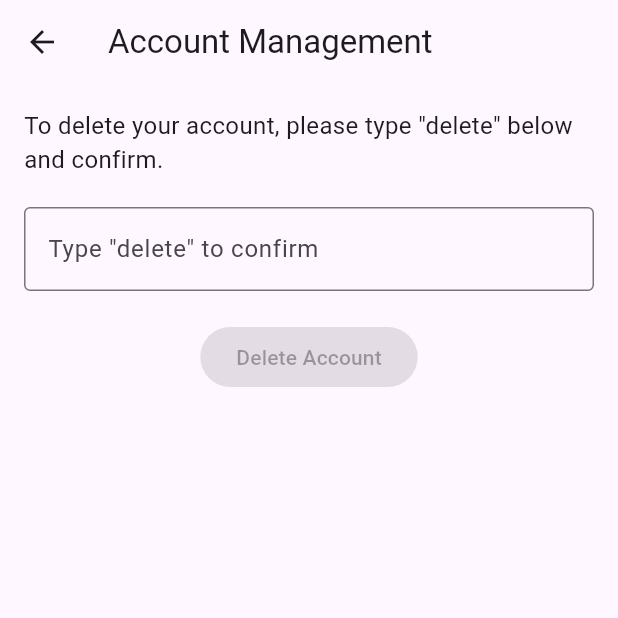
After one commit to Ben-Vollrath/focusnow, a Flutter app: the UserManagementPage screen opened directly, on a phone screen of 412 x 824 dp, the top half of it. The commit adds this screen. Run offline on Flutter 3.47's test engine with Material 3 defaults, Android fonts, the phone set to English and light mode, and no system bars; our stand-ins replace app_links, auto_size_text, bloc, confetti, equatable, firebase_analytics and 14 more; missing offline and left inert: flow_builder, purchases_flutter, purchases_ui_flutter; accounts and stored records are empty; statements that could not run were skipped.

Commit message:
Add delete account

```diff
--- /dev/null
+++ b/mobile/lib/bloc/user/user_bloc.dart
@@ -0,0 +1,16 @@
+import 'package:bloc/bloc.dart';
+import 'package:meta/meta.dart';
+import 'package:user_repository/user_repository.dart';
+
+part 'user_event.dart';
+part 'user_state.dart';
+
+class UserBloc extends Bloc<UserEvent, UserState> {
+  UserBloc() : super(UserInitial()) {
+    final UserRepository userRepository = UserRepository();
+
+    on<UserDeleteAccountEvent>((event, emit) {
+      userRepository.deleteAccount();
+    });
+  }
+}
--- /dev/null
+++ b/mobile/lib/bloc/user/user_event.dart
@@ -0,0 +1,6 @@
+part of 'user_bloc.dart';
+
+@immutable
+abstract class UserEvent {}
+
+final class UserDeleteAccountEvent extends UserEvent {}
--- /dev/null
+++ b/mobile/lib/bloc/user/user_state.dart
@@ -0,0 +1,6 @@
+part of 'user_bloc.dart';
+
+@immutable
+sealed class UserState {}
+
+final class UserInitial extends UserState {}
--- a/mobile/lib/ui/app/app.dart
+++ b/mobile/lib/ui/app/app.dart
@@ -12,6 +12,7 @@ import 'package:focusnow/bloc/stats/stats_bloc.dart';
 import 'package:focusnow/bloc/study_timer/study_timer_bloc.dart';
 import 'package:focusnow/bloc/login/login_cubit.dart';
 import 'package:focusnow/bloc/subscription/subscription_bloc.dart';
+import 'package:focusnow/bloc/user/user_bloc.dart';
 import 'package:focusnow/static/theme/theme.dart';
 import 'package:focusnow/static/theme/util.dart';
 import 'package:focusnow/ui/app/routes/routes.dart';
@@ -71,6 +72,9 @@ class App extends StatelessWidget {
             create: (_) =>
                 GoalBloc(goalRepository: GoalRepository())..add(LoadGoal()),
           ),
+          BlocProvider(
+            create: (_) => UserBloc(),
+          ),
         ],
         child: const AppView(),
       ),
--- /dev/null
+++ b/mobile/lib/ui/user_management/user_management_page.dart
@@ -0,0 +1,69 @@
+import 'package:flutter/material.dart';
+import 'package:flutter_bloc/flutter_bloc.dart';
+import 'package:focusnow/bloc/user/user_bloc.dart';
+
+class UserManagementPage extends StatefulWidget {
+  const UserManagementPage({Key? key}) : super(key: key);
+
+  @override
+  State<UserManagementPage> createState() => _UserManagementPageState();
+}
+
+class _UserManagementPageState extends State<UserManagementPage> {
+  final TextEditingController _confirmationController = TextEditingController();
+  bool _isConfirmed = false;
+
+  @override
+  void initState() {
+    super.initState();
+    _confirmationController.addListener(_onTextChanged);
+  }
+
+  void _onTextChanged() {
+    setState(() {
+      _isConfirmed =
+          _confirmationController.text.trim().toLowerCase() == 'delete';
+    });
+  }
+
+  @override
+  void dispose() {
+    _confirmationController.dispose();
+    super.dispose();
+  }
+
+  void _onDeletePressed() {
+    context.read<UserBloc>().add(UserDeleteAccountEvent());
+  }
+
+  @override
+  Widget build(BuildContext context) {
+    return Scaffold(
+      appBar: AppBar(title: const Text('Account Management')),
+      body: Padding(
+        padding: const EdgeInsets.all(16.0),
+        child: Column(
+          children: [
+            const Text(
+              'To delete your account, please type "delete" below and confirm.',
+              style: TextStyle(fontSize: 16),
+            ),
+            const SizedBox(height: 20),
+            TextField(
+              controller: _confirmationController,
+              decoration: const InputDecoration(
+                labelText: 'Type "delete" to confirm',
+                border: OutlineInputBorder(),
+              ),
+            ),
+            const SizedBox(height: 20),
+            ElevatedButton(
+              onPressed: _isConfirmed ? _onDeletePressed : null,
+              child: const Text('Delete Account'),
+            ),
+          ],
+        ),
+      ),
+    );
+  }
+}
--- /dev/null
+++ b/mobile/packages/user_repository/lib/user_repository.dart
@@ -0,0 +1,21 @@
+library user_repository;
+
+import 'package:analytics_repository/analytics_repository.dart';
+import 'package:supabase_flutter/supabase_flutter.dart';
+
+class UserRepository {
+  final SupabaseClient supabaseClient;
+  final AnalyticsRepository _analyticsRepository;
+
+  UserRepository({
+    SupabaseClient? supabaseClient,
+    AnalyticsRepository? analyticsRepository,
+  })  : supabaseClient = supabaseClient ?? Supabase.instance.client,
+        _analyticsRepository = analyticsRepository ?? AnalyticsRepository();
+
+  Future<void> deleteAccount() async {
+    _analyticsRepository.logEvent("delete_account");
+    await supabaseClient.rpc("delete_account");
+    await supabaseClient.auth.signOut();
+  }
+}
--- a/mobile/pubspec.yaml
+++ b/mobile/pubspec.yaml
@@ -28,6 +28,8 @@ dependencies:
     path: packages/goal_repository
   notification_repository:
     path: packages/notification_repository
+  user_repository:
+    path: packages/user_repository
 
 
   supabase_flutter: ^2.5.7
```
Also changed, not shown: mobile/lib/ui/widgets/profile_dropdown.dart (+32 -1 lines), mobile/packages/user_repository/pubspec.yaml (added, +58 -0 lines), 2 other files.
